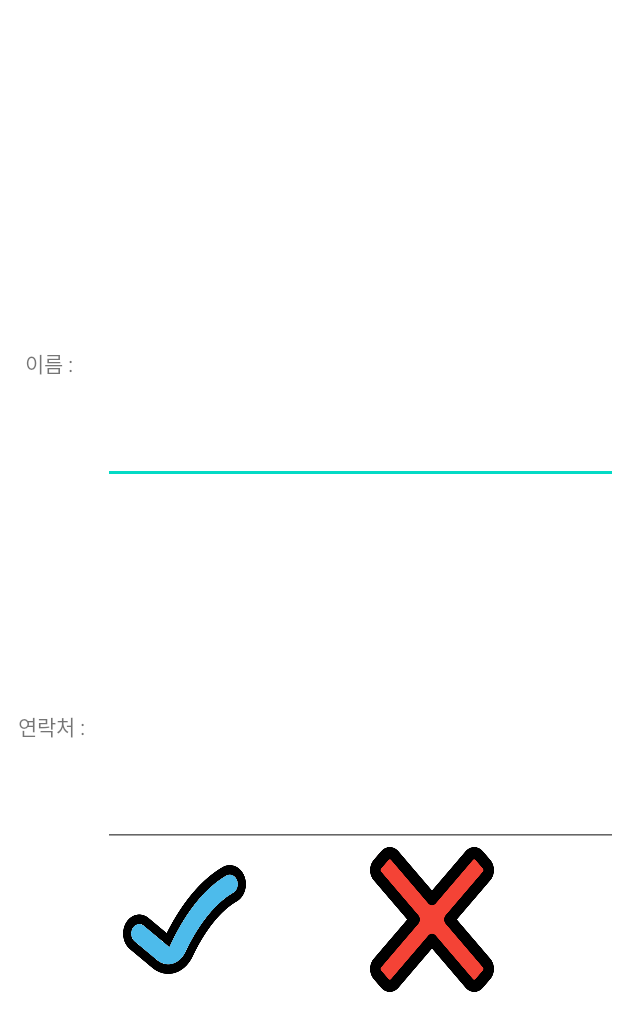
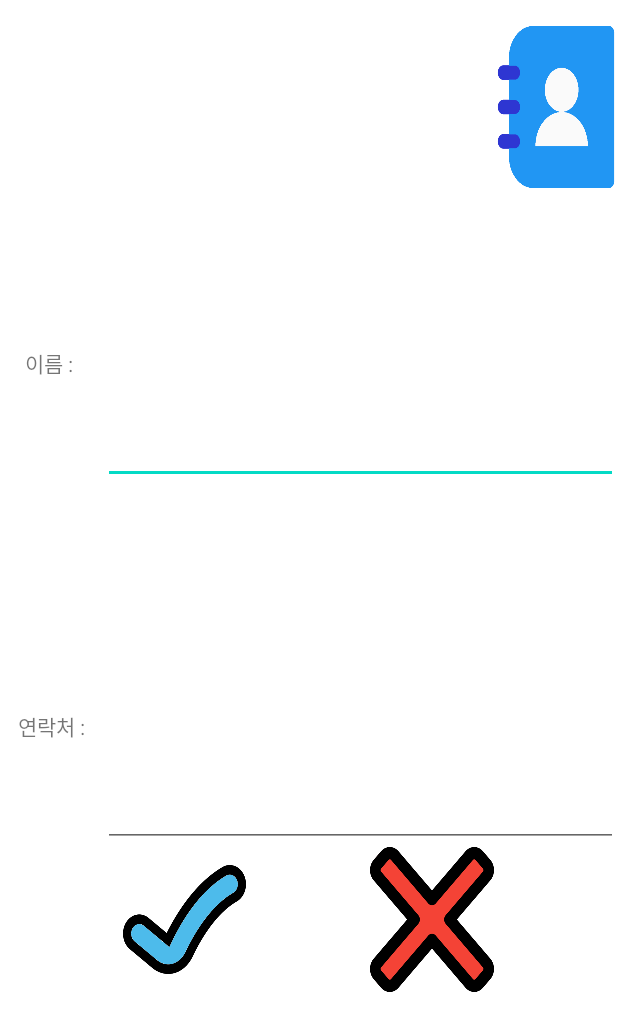
Before and after one commit to HallymSSH/SSHAndroid, an Android app: the layout layout_add.xml on its own in the app's theme, with its tools: preview values and no code run, on a phone screen of 412 x 824 dp. Shown: the top 1031 px of the screen. Run offline under Robolectric (Android 15) with nearby library versions, the phone set to English and light mode, and no system bars; network calls fail.

Commit message:
2020.06.2

```diff
--- a/app/src/main/res/layout/layout_add.xml
+++ b/app/src/main/res/layout/layout_add.xml
@@ -5,12 +5,46 @@
     android:background="@color/design_default_color_background"
     android:orientation="vertical">
 
-    <FrameLayout
+    <LinearLayout
         android:layout_width="match_parent"
+        android:orientation="horizontal"
         android:layout_height="0dp"
         android:layout_weight="1">
 
-    </FrameLayout>
+        <FrameLayout
+            android:layout_width="0dp"
+            android:layout_weight="4"
+            android:layout_height="match_parent">
+
+        </FrameLayout>
+
+        <LinearLayout
+            android:layout_width="0dp"
+            android:layout_height="match_parent"
+            android:layout_weight="1"
+            android:orientation="vertical">
+
+            <FrameLayout
+                android:layout_width="match_parent"
+                android:layout_height="0dp"
+                android:layout_weight="0.5">
+            </FrameLayout>
+
+            <FrameLayout
+                android:id="@+id/btn_tobook"
+                android:layout_width="match_parent"
+                android:layout_height="0dp"
+                android:layout_weight="3"
+                android:background="@drawable/add2"
+                android:clickable="true"></FrameLayout>
+            <FrameLayout
+                android:layout_width="match_parent"
+                android:layout_height="0dp"
+                android:layout_weight="1">
+            </FrameLayout>
+        </LinearLayout>
+
+    </LinearLayout>
 
     <FrameLayout
         android:layout_width="match_parent"
```
Also changed, not shown: app/src/main/java/com/ssh/capstone/safetygohome/listview_add.java (+28 -1 lines), app/src/main/res/layout/layout_contactbook.xml (+0 -58 lines), app/src/main/res/drawable-v24/add2.png (added), app/src/main/res/drawable-v24/conatact_book2.png (added).
